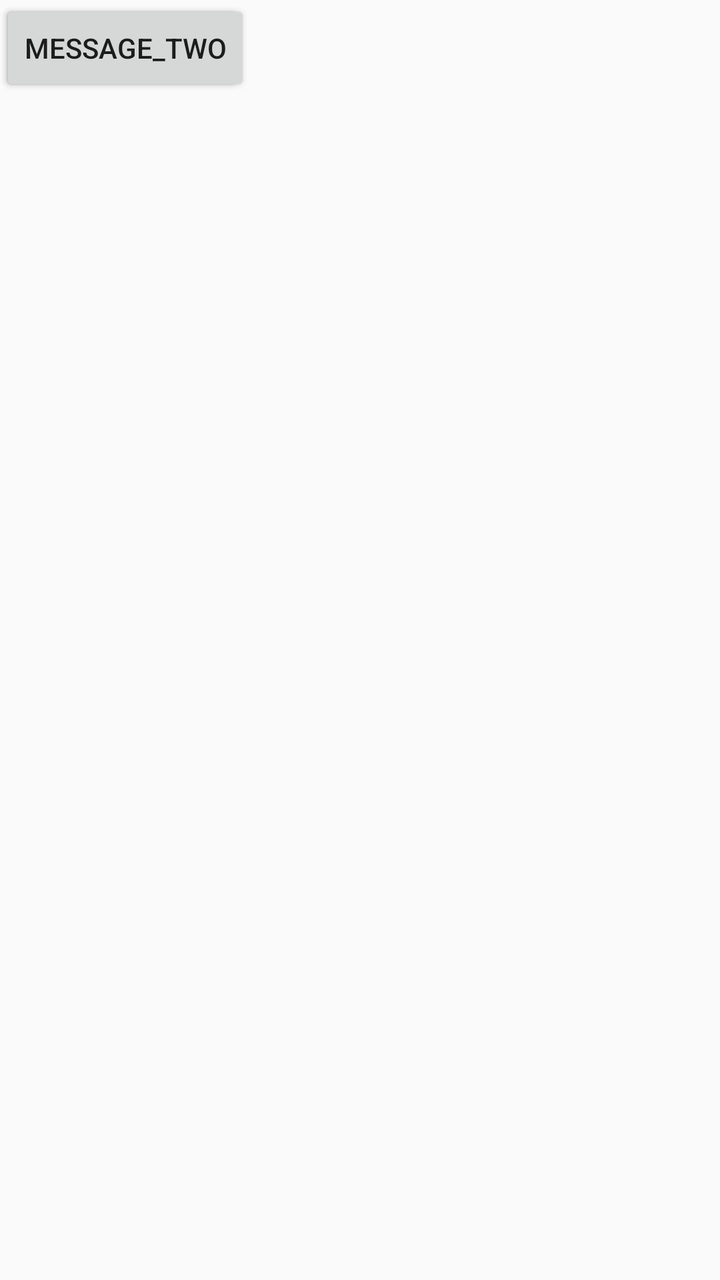
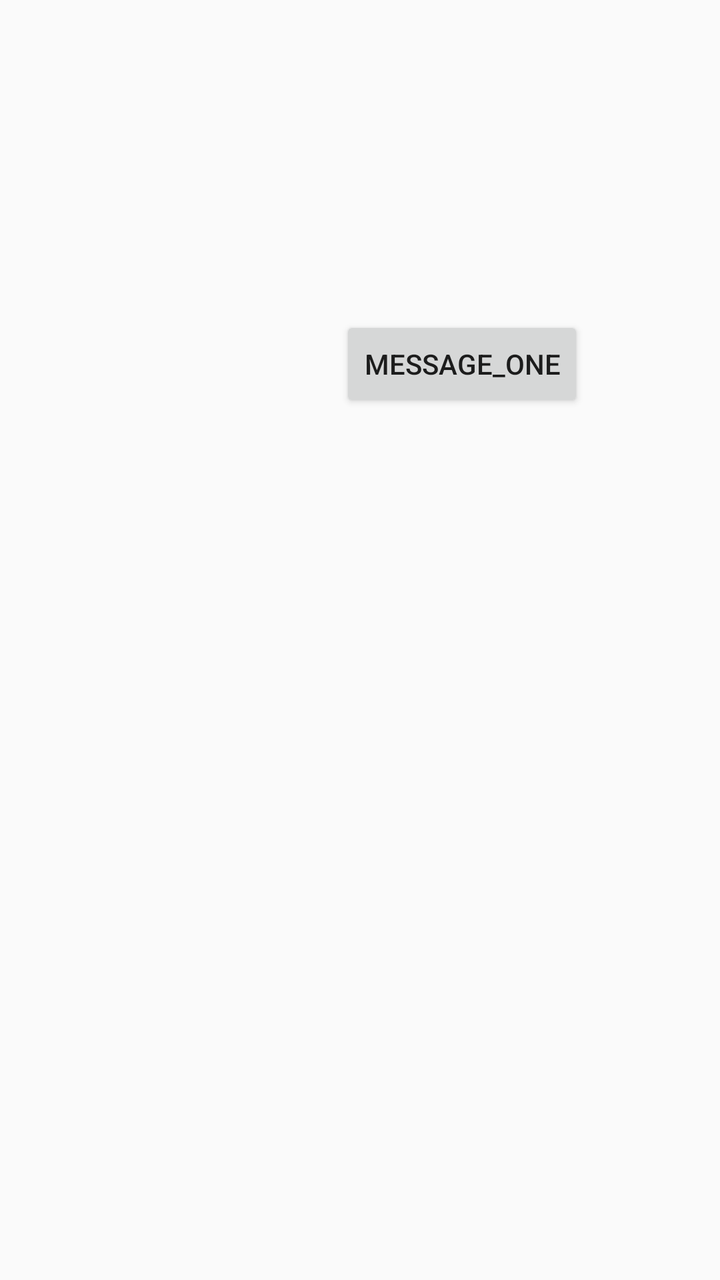

Before-and-after screenshots of an Android layout around one commit, followed by the original layout XML and the change that was made.
<!-- AndroidManifest.xml: application theme AppTheme -->
<!-- res/layout/drone_telemetry.xml -->
<?xml version="1.0" encoding="utf-8"?>
<androidx.constraintlayout.widget.ConstraintLayout xmlns:android="http://schemas.android.com/apk/res/android"
    xmlns:tools="http://schemas.android.com/tools"
    android:layout_width="match_parent"
    android:layout_height="match_parent">

    <Button
        android:id="@+id/message_one"
        android:layout_width="wrap_content"
        android:layout_height="wrap_content"
        android:text="message_one"
        tools:layout_editor_absoluteX="253dp"
        tools:layout_editor_absoluteY="177dp" />

    <Button
        android:id="@+id/message_two"
        android:layout_width="wrap_content"
        android:layout_height="wrap_content"
        android:text="message_two"
        tools:layout_editor_absoluteX="105dp"
        tools:layout_editor_absoluteY="359dp" />
</androidx.constraintlayout.widget.ConstraintLayout>
<!-- resources referenced by this layout -->
<resources>
  <style name="AppTheme" parent="Theme.AppCompat.Light.DarkActionBar">
          
          <item name="colorPrimary">@color/colorPrimary</item>
          <item name="colorPrimaryDark">@color/colorPrimaryDark</item>
          <item name="colorAccent">@color/colorAccent</item>
          <item name="android:navigationBarColor">@color/colorPrimary</item>
          <item name="actionMenuTextAppearance">@style/menu_item_appearance</item>
      </style>
  <color name="colorPrimary">#314268</color>
  <color name="colorPrimaryDark">#314268</color>
  <color name="colorAccent">#314268</color>
  <style name="menu_item_appearance" parent="@android:style/TextAppearance.Holo.Widget.ActionBar.Menu">
          <item name="android:textSize">25sp</item>
      </style>
</resources>

<!-- the commit's change to res/layout/drone_telemetry.xml (unified diff, before → after) -->
@@ -1,22 +1,39 @@
 <?xml version="1.0" encoding="utf-8"?>
 <androidx.constraintlayout.widget.ConstraintLayout xmlns:android="http://schemas.android.com/apk/res/android"
+    xmlns:app="http://schemas.android.com/apk/res-auto"
     xmlns:tools="http://schemas.android.com/tools"
     android:layout_width="match_parent"
-    android:layout_height="match_parent">
+    android:layout_height="match_parent"
+    android:clickable="true"
+    android:orientation="horizontal"
+    tools:context="ethos.DroneTelemetry">
 
     <Button
         android:id="@+id/message_one"
         android:layout_width="wrap_content"
         android:layout_height="wrap_content"
+        android:layout_marginTop="154dp"
         android:text="message_one"
-        tools:layout_editor_absoluteX="253dp"
-        tools:layout_editor_absoluteY="177dp" />
+        app:layout_constraintBottom_toBottomOf="parent"
+        app:layout_constraintEnd_toEndOf="parent"
+        app:layout_constraintHorizontal_bias="0.714"
+        app:layout_constraintStart_toStartOf="parent"
+        app:layout_constraintTop_toTopOf="parent"
+        app:layout_constraintVertical_bias="0.009" />
 
     <Button
         android:id="@+id/message_two"
         android:layout_width="wrap_content"
         android:layout_height="wrap_content"
+        android:layout_marginStart="159dp"
+        android:layout_marginTop="264dp"
+        android:layout_marginEnd="447dp"
+        android:layout_marginBottom="99dp"
         android:text="message_two"
-        tools:layout_editor_absoluteX="105dp"
-        tools:layout_editor_absoluteY="359dp" />
+        app:layout_constraintBottom_toBottomOf="parent"
+        app:layout_constraintEnd_toEndOf="parent"
+        app:layout_constraintStart_toStartOf="parent"
+        app:layout_constraintTop_toTopOf="parent" />
+
+
 </androidx.constraintlayout.widget.ConstraintLayout>
